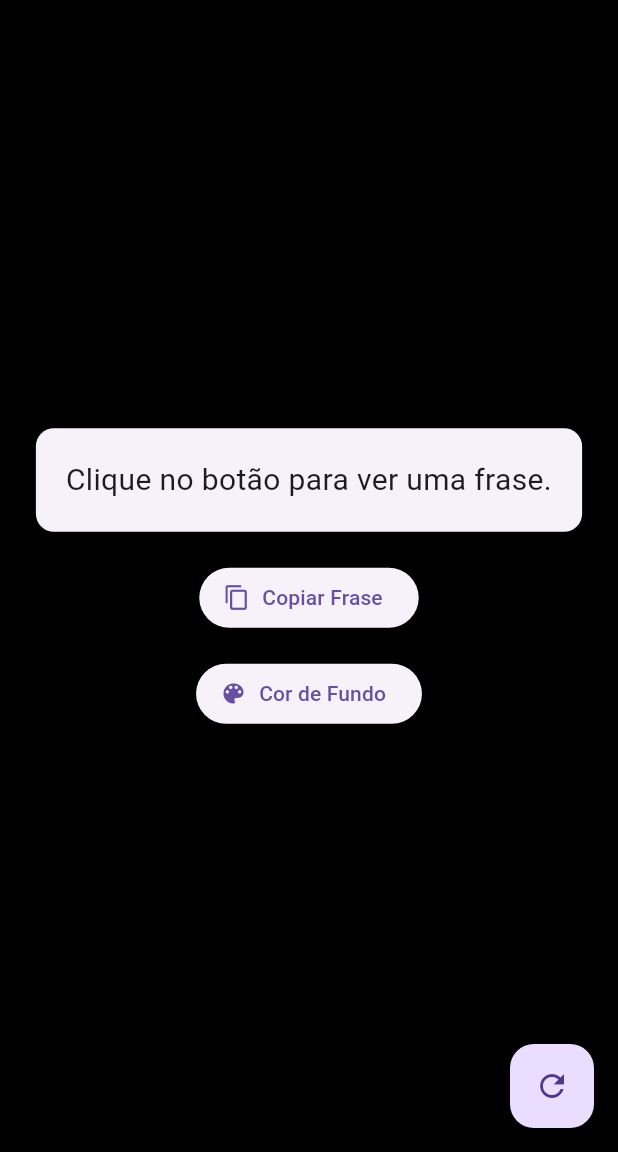
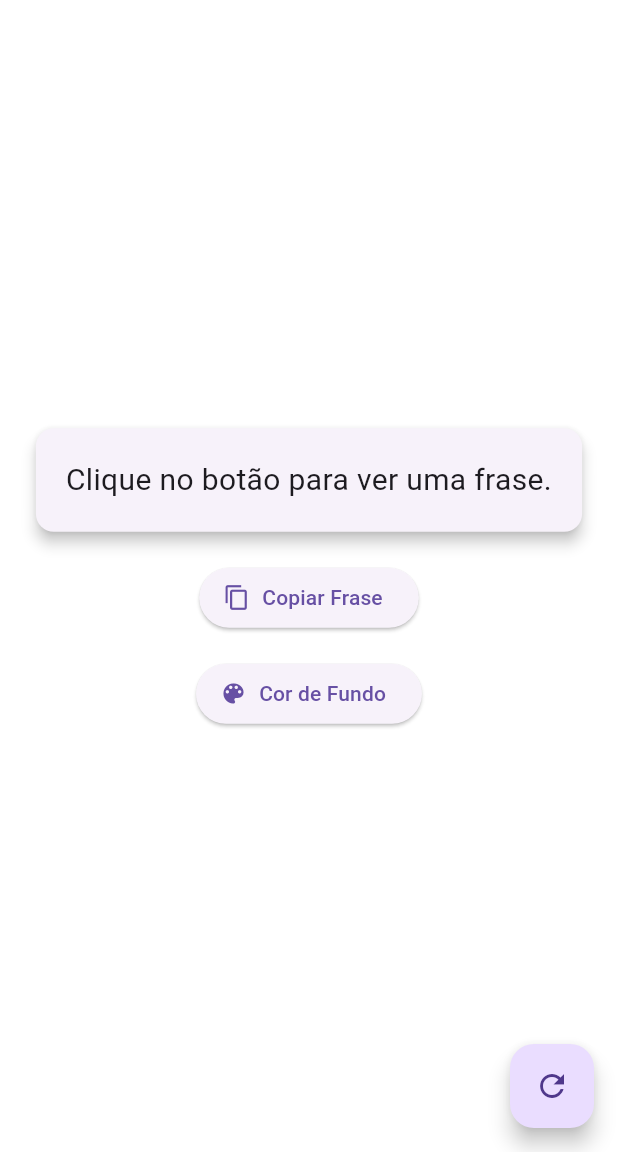
Before and after one commit to BrunoIIan/App_Flutter_G2, a Flutter app: the screen it shows after launch, on a phone screen of 412 x 824 dp, the part 84-1236 px from its top. Run offline on Flutter 3.47's test engine with Material 3 defaults, Android fonts, the phone set to English and light mode, and no system bars; our stand-ins replace flutter_colorpicker, shared_preferences.

Commit message:
App_final

```diff
--- a/frase_do_dia/lib/pages/home_page.dart
+++ b/frase_do_dia/lib/pages/home_page.dart
@@ -2,6 +2,8 @@ import 'package:flutter/material.dart';
 import 'package:flutter/services.dart';
 import 'package:http/http.dart' as http;
 import 'dart:convert';
+import 'package:shared_preferences/shared_preferences.dart';
+import 'package:intl/intl.dart';
 import '../widgets/frase_card.dart';
 import '../widgets/botao_refresh.dart';
 import 'package:flutter_colorpicker/flutter_colorpicker.dart';
@@ -12,10 +14,16 @@ class HomePage extends StatefulWidget {
 }
 
 class _HomePageState extends State<HomePage> {
-  Color backgroundColor = Colors.black;
+  String frase = 'Clique no botão para ver uma frase.';
+  String? ultimaBusca;
+  bool carregando = false;
+  Color backgroundColor = Colors.white;
 
-  String frase = 'Clique no botão para ver uma frase.';
-  bool carregando = false;
+  @override
+  void initState() {
+    super.initState();
+    carregarPreferencias();
+  }
 
   Future<void> buscarFrase() async {
     setState(() => carregando = true);
@@ -25,12 +33,18 @@ class _HomePageState extends State<HomePage> {
       headers: {'X-Api-Key': 'ormo4vCwluIB/uYSRkWE4Q==S9tgf6XmgWElE0Vt'},
     );
 
+    final agora = DateFormat('dd/MM/yyyy HH:mm:ss').format(DateTime.now());
+
+    final prefs = await SharedPreferences.getInstance();
+    await prefs.setString('ultimaBusca', agora);
+
     if (resposta.statusCode == 200) {
       final dados = json.decode(resposta.body);
       final fraseIngles = dados[0]['quote'];
 
       setState(() {
         frase = fraseIngles;
+        ultimaBusca = agora;
         carregando = false;
       });
     } else {
@@ -41,8 +55,28 @@ class _HomePageState extends State<HomePage> {
     }
   }
 
-  void escolherCorFundo() {
-    showDialog(
+  Future<void> carregarPreferencias() async {
+    final prefs = await SharedPreferences.getInstance();
+    final salva = prefs.getString('ultimaBusca');
+    final corSalva = prefs.getInt('corFundo');
+
+    if (salva != null) {
+      setState(() {
+        ultimaBusca = salva;
+      });
+    }
+
+    if (corSalva != null) {
+      setState(() {
+        backgroundColor = Color(corSalva);
+      });
+    }
+  }
+
+  void escolherCorFundo() async {
+    Color corSelecionada = backgroundColor;
+
+    await showDialog(
       context: context,
       builder:
           (context) => AlertDialog(
@@ -51,9 +85,7 @@ class _HomePageState extends State<HomePage> {
               child: ColorPicker(
                 pickerColor: backgroundColor,
                 onColorChanged: (Color cor) {
-                  setState(() {
-                    backgroundColor = cor;
-                  });
+                  corSelecionada = cor;
                 },
                 showLabel: false,
               ),
@@ -66,6 +98,13 @@ class _HomePageState extends State<HomePage> {
             ],
           ),
     );
+
+    final prefs = await SharedPreferences.getInstance();
+    await prefs.setInt('corFundo', corSelecionada.value);
+
+    setState(() {
+      backgroundColor = corSelecionada;
+    });
   }
 
   @override
@@ -73,7 +112,9 @@ class _HomePageState extends State<HomePage> {
     return Scaffold(
       appBar: AppBar(title: Text('Frase do Dia')),
       backgroundColor: backgroundColor,
-      body: Center(
+      body: Stack(
+        children: [
+          Center(
             child: Padding(
               padding: const EdgeInsets.all(16.0),
               child:
@@ -104,6 +145,18 @@ class _HomePageState extends State<HomePage> {
                       ),
             ),
           ),
+          if (ultimaBusca != null)
+            Positioned(
+              bottom: 10,
+              left: 10,
+              child: Text(
+                'Última busca:\n$ultimaBusca',
+                textAlign: TextAlign.left,
+                style: TextStyle(fontSize: 12, color: Colors.black54),
+              ),
+            ),
+        ],
+      ),
       floatingActionButton: BotaoRefresh(onPressed: buscarFrase),
     );
   }
--- a/frase_do_dia/pubspec.yaml
+++ b/frase_do_dia/pubspec.yaml
@@ -32,6 +32,8 @@ dependencies:
     sdk: flutter
   http: ^0.13.6
   flutter_colorpicker: ^1.0.3
+  shared_preferences: ^2.2.2
+  intl: ^0.18.1
 
   # The following adds the Cupertino Icons font to your application.
   # Use with the CupertinoIcons class for iOS style icons.
```
Also changed, not shown: frase_do_dia/pubspec.lock, 1 other file. Lines whose indentation alone changed are shown as unchanged.
